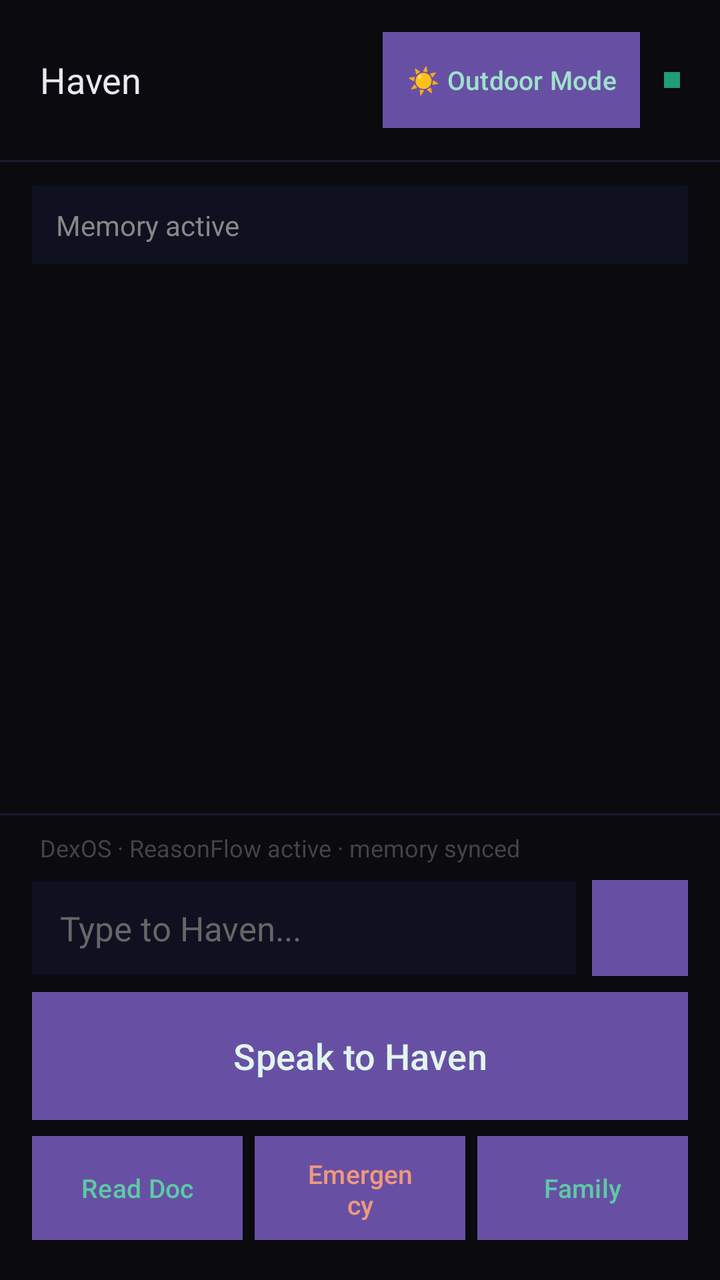
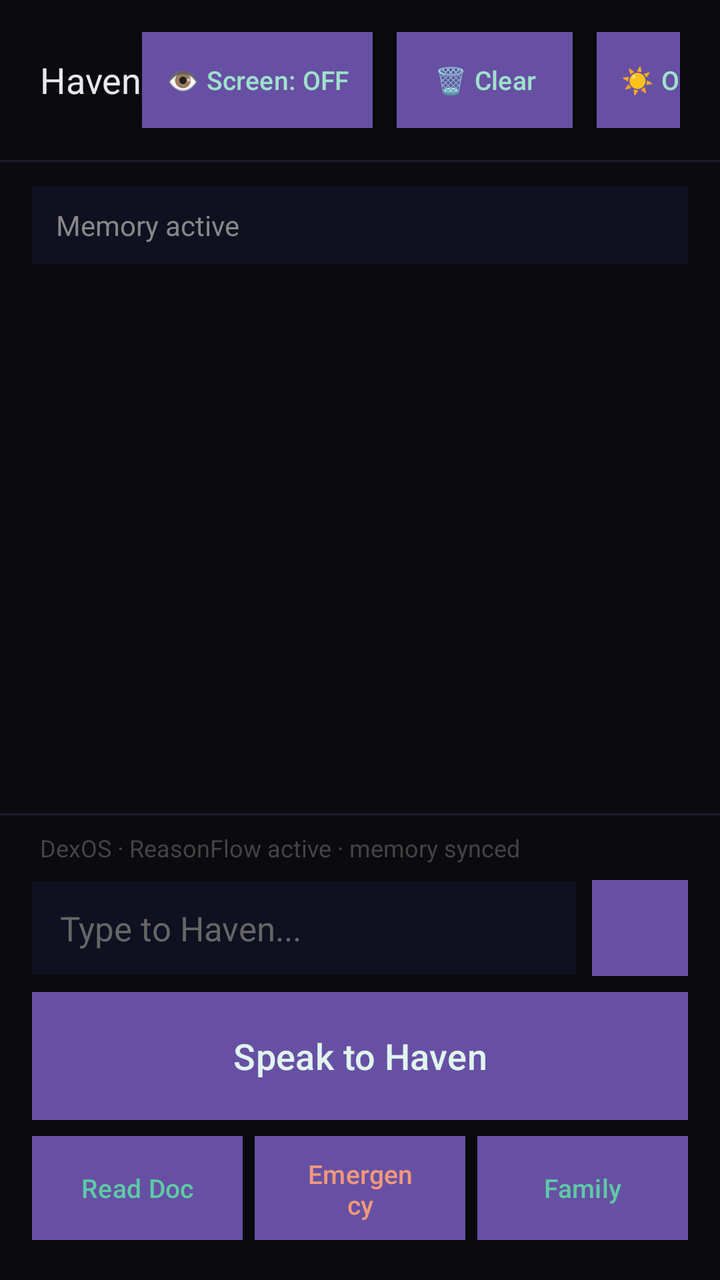

Before-and-after screenshots of an Android layout around one commit, followed by the original layout XML and the change that was made.
<!-- AndroidManifest.xml: application theme Theme.Haven -->
<!-- res/layout/activity_main.xml -->
<?xml version="1.0" encoding="utf-8"?>
<LinearLayout xmlns:android="http://schemas.android.com/apk/res/android"
    android:id="@+id/rootLayout"
    android:layout_width="match_parent"
    android:layout_height="match_parent"
    android:orientation="vertical"
    android:background="#0a0a0f">

    <LinearLayout
        android:id="@+id/headerLayout"
        android:layout_width="match_parent"
        android:layout_height="wrap_content"
        android:orientation="horizontal"
        android:paddingLeft="20dp"
        android:paddingRight="20dp"
        android:paddingTop="16dp"
        android:paddingBottom="16dp"
        android:background="#0a0a0f"
        android:gravity="center_vertical">

        <TextView
            android:id="@+id/titleText"
            android:layout_width="wrap_content"
            android:layout_height="wrap_content"
            android:text="Haven"
            android:textSize="18sp"
            android:textColor="#e8e8f0"/>

        <View
            android:layout_width="0dp"
            android:layout_height="1dp"
            android:layout_weight="1"/>

        <Button
            android:id="@+id/displayModeButton"
            android:layout_width="wrap_content"
            android:layout_height="wrap_content"
            android:text="☀ Outdoor Mode"
            android:textSize="13sp"
            android:textColor="#9FE1CB"
            android:background="#0f1020"
            android:paddingLeft="12dp"
            android:paddingRight="12dp"
            android:paddingTop="6dp"
            android:paddingBottom="6dp"
            android:layout_marginRight="12dp"/>

        <TextView
            android:layout_width="8dp"
            android:layout_height="8dp"
            android:background="#1D9E75"
            android:text=""/>

    </LinearLayout>

    <View
        android:id="@+id/dividerTop"
        android:layout_width="match_parent"
        android:layout_height="1dp"
        android:background="#1a1a2e"/>

    <LinearLayout
        android:id="@+id/memoryBarContainer"
        android:layout_width="match_parent"
        android:layout_height="wrap_content"
        android:orientation="horizontal"
        android:layout_marginLeft="16dp"
        android:layout_marginRight="16dp"
        android:layout_marginTop="12dp"
        android:background="#0f1020"
        android:paddingLeft="12dp"
        android:paddingRight="12dp"
        android:paddingTop="10dp"
        android:paddingBottom="10dp">

        <TextView
            android:id="@+id/memoryBar"
            android:layout_width="match_parent"
            android:layout_height="wrap_content"
            android:text="Memory active"
            android:textColor="#888888"
            android:textSize="14sp"/>

    </LinearLayout>

    <ScrollView
        android:id="@+id/scrollView"
        android:layout_width="match_parent"
        android:layout_height="0dp"
        android:layout_weight="1"
        android:paddingLeft="16dp"
        android:paddingRight="16dp"
        android:paddingTop="12dp"
        android:paddingBottom="12dp">

        <LinearLayout
            android:id="@+id/chatContainer"
            android:layout_width="match_parent"
            android:layout_height="wrap_content"
            android:orientation="vertical"/>

    </ScrollView>

    <View
        android:id="@+id/dividerBottom"
        android:layout_width="match_parent"
        android:layout_height="1dp"
        android:background="#1a1a2e"/>

    <TextView
        android:id="@+id/statusText"
        android:layout_width="match_parent"
        android:layout_height="wrap_content"
        android:text="DexOS · ReasonFlow active · memory synced"
        android:textColor="#444444"
        android:textSize="12sp"
        android:paddingLeft="20dp"
        android:paddingRight="20dp"
        android:paddingTop="8dp"
        android:paddingBottom="8dp"/>

    <LinearLayout
        android:id="@+id/inputRow"
        android:layout_width="match_parent"
        android:layout_height="wrap_content"
        android:orientation="horizontal"
        android:paddingLeft="16dp"
        android:paddingRight="16dp"
        android:paddingBottom="8dp"
        android:gravity="center_vertical">

        <EditText
            android:id="@+id/textInput"
            android:layout_width="0dp"
            android:layout_height="wrap_content"
            android:layout_weight="1"
            android:hint="Type to Haven..."
            android:textColor="#e8e8f0"
            android:textColorHint="#666666"
            android:background="#0f1020"
            android:paddingLeft="14dp"
            android:paddingRight="14dp"
            android:paddingTop="12dp"
            android:paddingBottom="12dp"
            android:textSize="17sp"
            android:inputType="text"/>

        <Button
            android:id="@+id/sendButton"
            android:layout_width="48dp"
            android:layout_height="48dp"
            android:text="→"
            android:textColor="#9FE1CB"
            android:background="#0f1020"
            android:layout_marginLeft="8dp"
            android:textSize="20sp"/>

    </LinearLayout>

    <Button
        android:id="@+id/micButton"
        android:layout_width="match_parent"
        android:layout_height="64dp"
        android:text="Speak to Haven"
        android:textColor="#E1F5EE"
        android:textSize="18sp"
        android:background="#0f6e56"
        android:layout_marginLeft="16dp"
        android:layout_marginRight="16dp"
        android:layout_marginBottom="8dp"/>

    <LinearLayout
        android:layout_width="match_parent"
        android:layout_height="wrap_content"
        android:orientation="horizontal"
        android:paddingLeft="16dp"
        android:paddingRight="16dp"
        android:paddingBottom="20dp"
        android:gravity="center">

        <Button
            android:id="@+id/cameraButton"
            android:layout_width="0dp"
            android:layout_height="52dp"
            android:layout_weight="1"
            android:text="Read Doc"
            android:textColor="#5DCAA5"
            android:textSize="13sp"
            android:background="#0a0a14"
            android:layout_marginRight="6dp"/>

        <Button
            android:id="@+id/emergencyButton"
            android:layout_width="0dp"
            android:layout_height="52dp"
            android:layout_weight="1"
            android:text="Emergency"
            android:textColor="#F0997B"
            android:textSize="13sp"
            android:background="#0a0a14"
            android:layout_marginRight="6dp"/>

        <Button
            android:id="@+id/familyButton"
            android:layout_width="0dp"
            android:layout_height="52dp"
            android:layout_weight="1"
            android:text="Family"
            android:textColor="#5DCAA5"
            android:textSize="13sp"
            android:background="#0a0a14"/>

    </LinearLayout>

</LinearLayout>
<!-- resources referenced by this layout -->
<resources>
  <style name="Theme.Haven" parent="Base.Theme.Haven" />
  <style name="Base.Theme.Haven" parent="Theme.Material3.DayNight.NoActionBar">
          
          
      </style>
</resources>

<!-- the commit's change to res/layout/activity_main.xml (unified diff, before → after) -->
@@ -30,6 +30,34 @@
             android:layout_width="0dp"
             android:layout_height="1dp"
             android:layout_weight="1"/>
+
+        <Button
+            android:id="@+id/screenAwarenessButton"
+            android:layout_width="wrap_content"
+            android:layout_height="wrap_content"
+            android:text="👁 Screen: OFF"
+            android:textSize="13sp"
+            android:textColor="#9FE1CB"
+            android:background="#0f1020"
+            android:paddingLeft="12dp"
+            android:paddingRight="12dp"
+            android:paddingTop="6dp"
+            android:paddingBottom="6dp"
+            android:layout_marginRight="12dp"/>
+
+        <Button
+            android:id="@+id/clearHistoryButton"
+            android:layout_width="wrap_content"
+            android:layout_height="wrap_content"
+            android:text="🗑 Clear"
+            android:textSize="13sp"
+            android:textColor="#9FE1CB"
+            android:background="#0f1020"
+            android:paddingLeft="12dp"
+            android:paddingRight="12dp"
+            android:paddingTop="6dp"
+            android:paddingBottom="6dp"
+            android:layout_marginRight="12dp"/>
 
         <Button
             android:id="@+id/displayModeButton"
